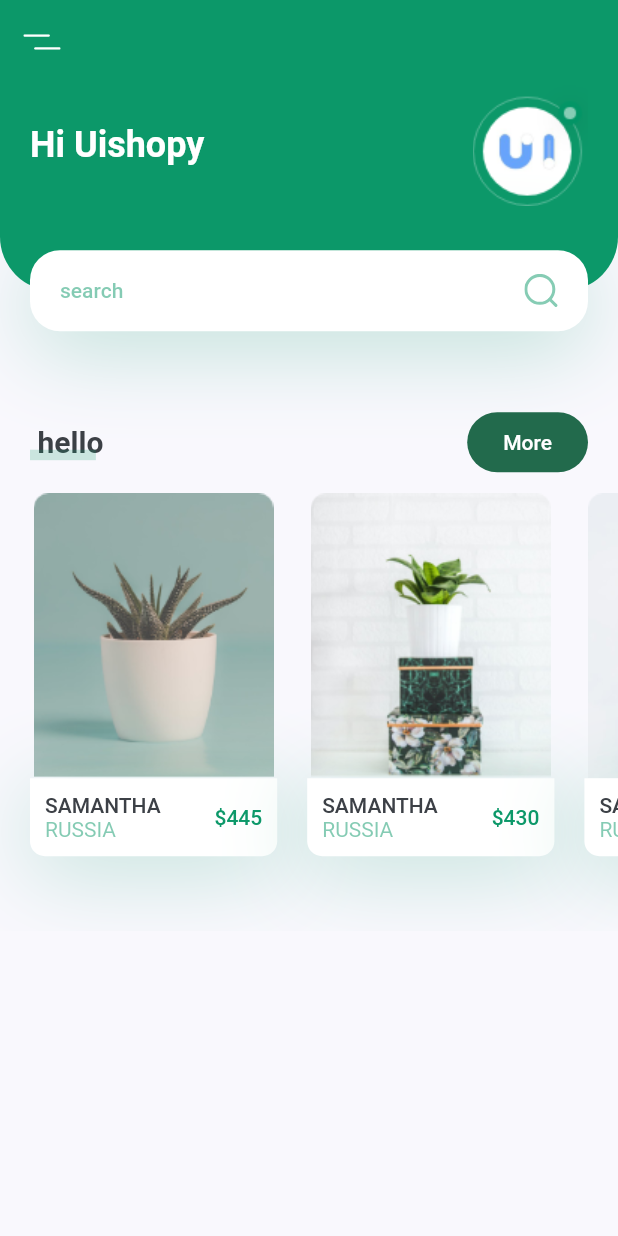
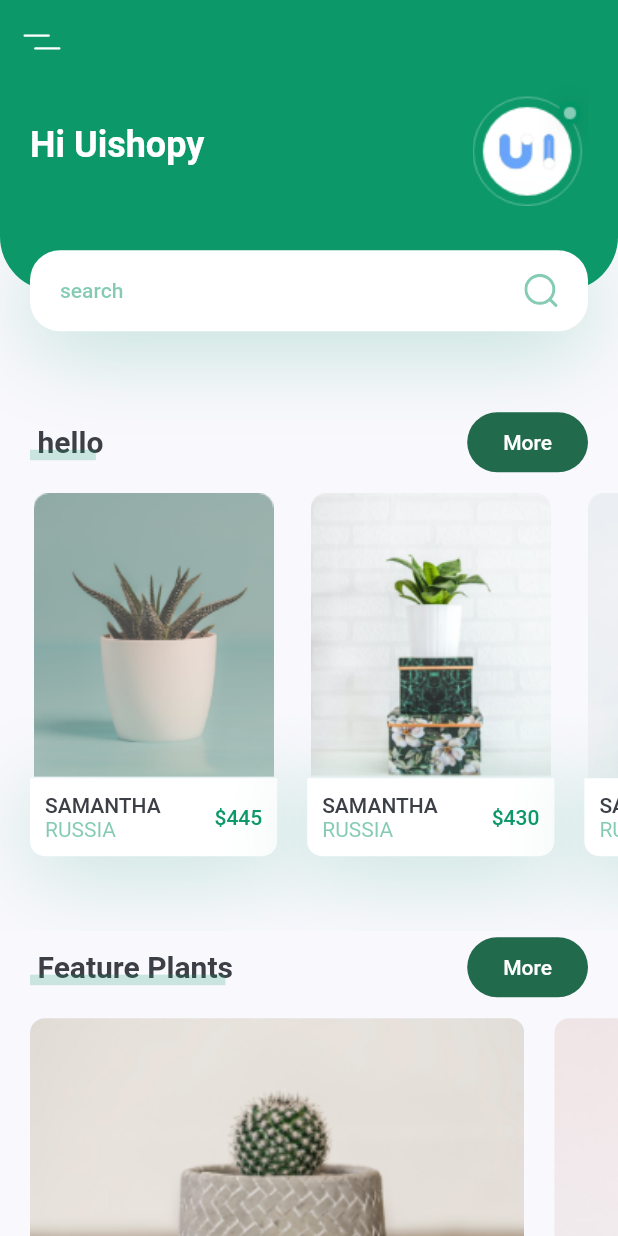
Before and after one commit to yuyang545262477/flutter_clone_platApp, a Flutter app: the screen it shows after launch, on a phone screen of 412 x 824 dp. Run offline on Flutter 3.47's test engine with Material 2 defaults, Android fonts, the phone set to English and light mode, and no system bars; our stand-ins replace flutter_svg.

Commit message:
FeaturePlants

```diff
--- a/lib/screens/home/components/body.dart
+++ b/lib/screens/home/components/body.dart
@@ -2,6 +2,8 @@ import 'package:flutter/material.dart';
 import 'package:hello_flutter/constants.dart';
 import 'package:hello_flutter/screens/home/components/HomeWithSearchBox.dart';
 import 'package:hello_flutter/screens/home/components/TitleWithMoreBtn.dart';
+import 'package:hello_flutter/screens/home/components/feature_plants.dart';
+import 'package:hello_flutter/screens/home/components/recommend_plants.dart';
 
 class Body extends StatelessWidget {
   const Body({super.key});
@@ -20,115 +22,14 @@ class Body extends StatelessWidget {
               print('TitleWithMoreButton');
             },
           ),
-          SingleChildScrollView(
-            scrollDirection: Axis.horizontal,
-            child: Row(
-              children: [
-                RecomendPlantCard(
-                  image: "assets/images/image_1.png",
-                  country: "russia",
-                  title: "samantha",
-                  price: 445,
-                  press: () {
-                    print('RecomendPlantCard');
-                  },
-                ),
-                RecomendPlantCard(
-                  image: "assets/images/image_2.png",
-                  country: "russia",
-                  title: "samantha",
-                  price: 430,
-                  press: () {
-                    print('RecomendPlantCard');
-                  },
-                ),
-                RecomendPlantCard(
-                  image: "assets/images/image_3.png",
-                  country: "russia",
-                  title: "samantha",
-                  price: 420,
-                  press: () {
-                    print('RecomendPlantCard');
-                  },
-                ),
-              ],
-            ),
-          ),
+          const RecommendsPlants(),
+          TitleWithMoreButton(title: 'Feature Plants', press: () {}),
+          const FeaturePlants(),
+          const SizedBox(
+            height: kDefaultPadding,
+          )
         ],
       ),
     );
   }
 }
-
-class RecomendPlantCard extends StatelessWidget {
-  const RecomendPlantCard({
-    super.key,
-    required this.image,
-    required this.title,
-    required this.country,
-    required this.price,
-    required this.press,
-  });
-
-  final String image, title, country;
-  final int price;
-  final Function press;
-
-  @override
-  Widget build(BuildContext context) {
-    Size size = MediaQuery.of(context).size;
-    return Container(
-      margin: const EdgeInsets.only(
-          left: kDefaultPadding,
-          top: kDefaultPadding / 2,
-          bottom: kDefaultPadding * 2.5),
-      width: size.width * .4,
-      child: Column(
-        children: [
-          Image.asset(image),
-          GestureDetector(
-            onTap: () {
-              press();
-            },
-            child: Container(
-              padding: const EdgeInsets.all(kDefaultPadding / 2),
-              decoration: BoxDecoration(
-                  color: Colors.white,
-                  borderRadius: const BorderRadius.only(
-                    bottomLeft: Radius.circular(10),
-                    bottomRight: Radius.circular(10),
-                  ),
-                  boxShadow: [
-                    BoxShadow(
-                        offset: const Offset(0, 10),
-                        blurRadius: 50,
-                        color: kPrimaryColor.withOpacity(.23))
-                  ]),
-              child: Row(
-                children: <Widget>[
-                  RichText(
-                      text: TextSpan(children: [
-                    TextSpan(
-                        text: "$title\n".toUpperCase(),
-                        style: Theme.of(context).textTheme.labelLarge),
-                    TextSpan(
-                        text: country.toUpperCase(),
-                        style: TextStyle(color: kPrimaryColor.withOpacity(.5)))
-                  ])),
-                  const Spacer(),
-                  Text(
-                    '\$$price',
-                    style: Theme.of(context)
-                        .textTheme
-                        .labelLarge
-                        ?.copyWith(color: kPrimaryColor),
-                  )
-                ],
-              ),
-            ),
-          ),
-        ],
-      ),
-    );
-  }
-}
--- /dev/null
+++ b/lib/screens/home/components/feature_plants.dart
@@ -0,0 +1,66 @@
+
+import 'package:flutter/material.dart';
+import 'package:hello_flutter/constants.dart';
+
+class FeaturePlants extends StatelessWidget {
+  const FeaturePlants({
+    super.key,
+  });
+
+  @override
+  Widget build(BuildContext context) {
+    return SingleChildScrollView(
+      scrollDirection: Axis.horizontal,
+      child: Row(
+        children: [
+          FeaturePlantCard(
+            image: 'assets/images/bottom_img_1.png',
+            press: () {
+              print('FeaturePlantCard bottom_img_1');
+            },
+          ),
+          FeaturePlantCard(
+            image: 'assets/images/bottom_img_2.png',
+            press: () {
+              print('FeaturePlantCard bottom_img_1');
+            },
+          ),
+        ],
+      ),
+    );
+  }
+}
+
+class FeaturePlantCard extends StatelessWidget {
+  const FeaturePlantCard({
+    super.key,
+    required this.image,
+    required this.press,
+  });
+
+  final String image;
+  final Function press;
+
+  @override
+  Widget build(BuildContext context) {
+    Size size = MediaQuery.of(context).size;
+    return GestureDetector(
+      onTap: () {
+        press();
+      },
+      child: Container(
+        margin: const EdgeInsets.only(
+          left: kDefaultPadding,
+          top: kDefaultPadding / 2,
+          bottom: kDefaultPadding / 2,
+        ),
+        width: size.width * 0.8,
+        height: 185,
+        decoration: BoxDecoration(
+            borderRadius: BorderRadius.circular(10),
+            image:
+            DecorationImage(image: AssetImage(image), fit: BoxFit.cover)),
+      ),
+    );
+  }
+}
--- /dev/null
+++ b/lib/screens/home/components/recommend_plants.dart
@@ -0,0 +1,119 @@
+import 'package:flutter/material.dart';
+import 'package:hello_flutter/constants.dart';
+
+class RecommendsPlants extends StatelessWidget {
+  const RecommendsPlants({
+    super.key,
+  });
+
+  @override
+  Widget build(BuildContext context) {
+    return SingleChildScrollView(
+      scrollDirection: Axis.horizontal,
+      child: Row(
+        children: [
+          RecomendPlantCard(
+            image: "assets/images/image_1.png",
+            country: "russia",
+            title: "samantha",
+            price: 445,
+            press: () {
+              print('RecomendPlantCard');
+            },
+          ),
+          RecomendPlantCard(
+            image: "assets/images/image_2.png",
+            country: "russia",
+            title: "samantha",
+            price: 430,
+            press: () {
+              print('RecomendPlantCard');
+            },
+          ),
+          RecomendPlantCard(
+            image: "assets/images/image_3.png",
+            country: "russia",
+            title: "samantha",
+            price: 420,
+            press: () {
+              print('RecomendPlantCard');
+            },
+          ),
+        ],
+      ),
+    );
+  }
+}
+
+class RecomendPlantCard extends StatelessWidget {
+  const RecomendPlantCard({
+    super.key,
+    required this.image,
+    required this.title,
+    required this.country,
+    required this.price,
+    required this.press,
+  });
+
+  final String image, title, country;
+  final int price;
+  final Function press;
+
+  @override
+  Widget build(BuildContext context) {
+    Size size = MediaQuery.of(context).size;
+    return Container(
+      margin: const EdgeInsets.only(
+          left: kDefaultPadding,
+          top: kDefaultPadding / 2,
+          bottom: kDefaultPadding * 2.5),
+      width: size.width * .4,
+      child: Column(
+        children: [
+          Image.asset(image),
+          GestureDetector(
+            onTap: () {
+              press();
+            },
+            child: Container(
+              padding: const EdgeInsets.all(kDefaultPadding / 2),
+              decoration: BoxDecoration(
+                  color: Colors.white,
+                  borderRadius: const BorderRadius.only(
+                    bottomLeft: Radius.circular(10),
+                    bottomRight: Radius.circular(10),
+                  ),
+                  boxShadow: [
+                    BoxShadow(
+                        offset: const Offset(0, 10),
+                        blurRadius: 50,
+                        color: kPrimaryColor.withOpacity(.23))
+                  ]),
+              child: Row(
+                children: <Widget>[
+                  RichText(
+                      text: TextSpan(children: [
+                    TextSpan(
+                        text: "$title\n".toUpperCase(),
+                        style: Theme.of(context).textTheme.labelLarge),
+                    TextSpan(
+                        text: country.toUpperCase(),
+                        style: TextStyle(color: kPrimaryColor.withOpacity(.5)))
+                  ])),
+                  const Spacer(),
+                  Text(
+                    '\$$price',
+                    style: Theme.of(context)
+                        .textTheme
+                        .labelLarge
+                        ?.copyWith(color: kPrimaryColor),
+                  )
+                ],
+              ),
+            ),
+          ),
+        ],
+      ),
+    );
+  }
+}
```
